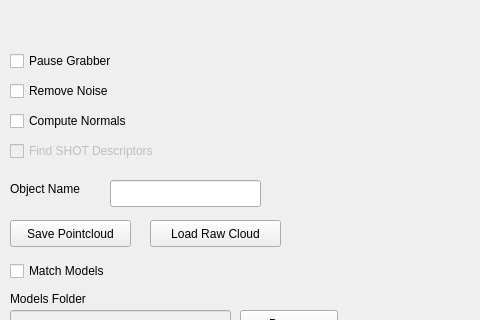
Above: KPO_GUI/kpoAppGui.ui from jbeuckm/kinect_pcl_osc_qt before the change; both pictures show x 0 to 480 and y 0 to 320 of the 985 by 729 pixel window. Below: the same form after it.
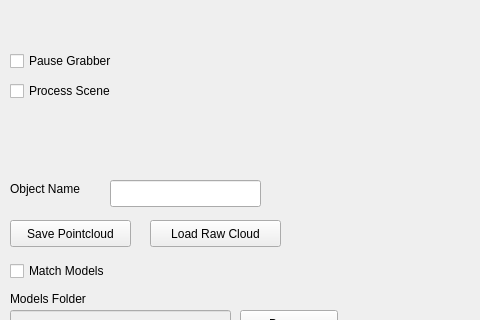
That is the form after the change. Custom widgets are drawn as their Qt base class.

```diff
--- a/KPO_GUI/kpoAppGui.ui
+++ b/KPO_GUI/kpoAppGui.ui
@@ -58,35 +58,6 @@
      <string>Pause Grabber</string>
     </property>
    </widget>
-   <widget class="QCheckBox" name="computeNormalsCheckbox">
-    <property name="geometry">
-     <rect>
-      <x>10</x>
-      <y>110</y>
-      <width>151</width>
-      <height>22</height>
-     </rect>
-    </property>
-    <property name="text">
-     <string>Compute Normals</string>
-    </property>
-   </widget>
-   <widget class="QCheckBox" name="findSHOTdescriptors">
-    <property name="enabled">
-     <bool>false</bool>
-    </property>
-    <property name="geometry">
-     <rect>
-      <x>10</x>
-      <y>140</y>
-      <width>181</width>
-      <height>22</height>
-     </rect>
-    </property>
-    <property name="text">
-     <string>Find SHOT Descriptors</string>
-    </property>
-   </widget>
    <widget class="QPushButton" name="saveCloudButton">
     <property name="geometry">
      <rect>
@@ -159,7 +130,7 @@
      </rect>
     </property>
     <property name="text">
-     <string>Remove Noise</string>
+     <string>Process Scene</string>
     </property>
     <property name="checked">
      <bool>false</bool>
```
Left out of the diff: 2 changed lines with no effect on the pictures.
